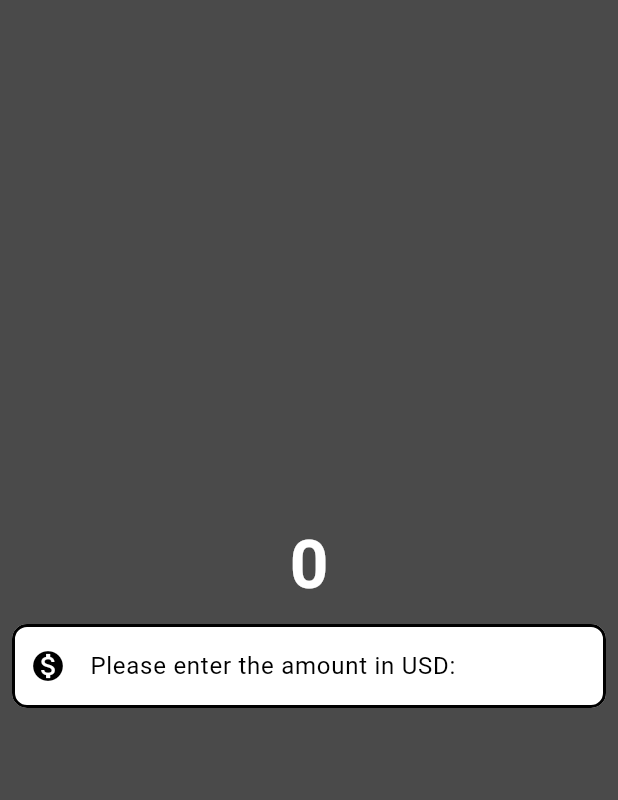
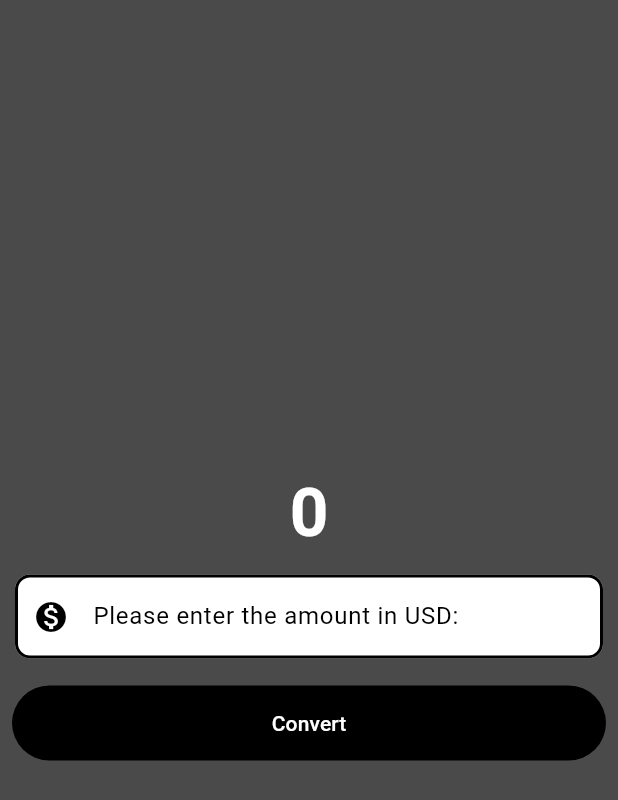
Before and after one commit to arromero4/currency_converter, a Flutter app: the screen it shows after launch, on a phone screen of 412 x 824 dp. Shown: the top 800 px of the screen. Run offline on Flutter 3.47's test engine with Material 3 defaults, Android fonts, the phone set to English and light mode, and no system bars.

Commit message:
Modifying currency_converter_material_page adding button

```diff
--- a/lib/currency_converter_material_page.dart
+++ b/lib/currency_converter_material_page.dart
@@ -1,3 +1,4 @@
+import 'package:flutter/foundation.dart';
 import 'package:flutter/material.dart';
 
 class CurrencyConverterMaterialPage extends StatelessWidget {
@@ -27,7 +28,7 @@ class CurrencyConverterMaterialPage extends StatelessWidget {
                     fontWeight: FontWeight.bold,
                     color: Color.fromRGBO(255, 255, 255, 1))),
             Padding(
-              padding: const EdgeInsets.all(8.0),
+              padding: const EdgeInsets.all(10),
               child: TextField(
                 style: const TextStyle(
                   color: Colors.black,
@@ -51,6 +52,28 @@ class CurrencyConverterMaterialPage extends StatelessWidget {
                 ),
               ),
             ),
+            //button
+            //raised
+            //appear like a text
+            Padding(
+              padding: const EdgeInsets.all(8.0),
+              child: TextButton(
+                onPressed: () {
+                  //debug, release, profile
+                  if (kDebugMode) {
+                    print('button clic');
+                  }
+                },
+                style: const ButtonStyle(
+                  backgroundColor: MaterialStatePropertyAll(Colors.black),
+                  foregroundColor: MaterialStatePropertyAll(Colors.white),
+                  minimumSize: MaterialStatePropertyAll(
+                    Size(double.infinity, 50),
+                  ),
+                ),
+                child: const Text('Convert'),
+              ),
+            )
           ],
         ),
       ),
```
